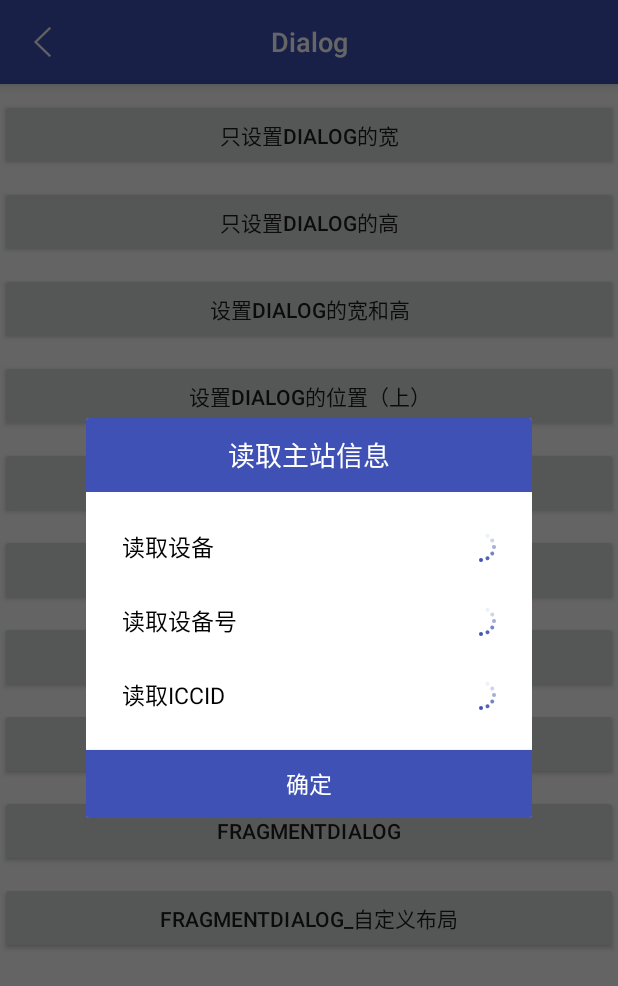
After one commit to fengliang1992/AndroidLibs, an Android app: the fragment FragmentDlg2 placed in its activity, on a phone screen of 412 x 824 dp. The commit adds this screen. Shown: the top 986 px of the screen. Run offline under Robolectric (Android 15) with nearby library versions, the phone set to English and light mode, and no system bars; our stand-ins replace ButterKnife.

Commit message:
增加FragmentDialog

```diff
--- a/app/src/main/java/com/fltry/androidlibs/utils/Dialog/DialogUtli.java
+++ b/app/src/main/java/com/fltry/androidlibs/utils/Dialog/DialogUtli.java
@@ -2,6 +2,7 @@ package com.fltry.androidlibs.utils.Dialog;
 
 import android.app.Dialog;
 import android.content.Context;
+import android.support.v4.app.DialogFragment;
 import android.util.DisplayMetrics;
 import android.view.Window;
 import android.view.WindowManager;
@@ -28,6 +29,7 @@ public class DialogUtli {
         p.height = (int) (dm.heightPixels * heightRatio);
         dialog.getWindow().setAttributes(p);
     }
+
 
     /**
      * 设置Dialog的宽高的比例
@@ -57,6 +59,32 @@ public class DialogUtli {
     }
 
     /**
+     * 设置DialogFragment的宽高的比例
+     */
+    public static void dialogSize(DialogFragment dialog, double widthRatio, double heightRatio) {
+        dialogWindow = dialog.getDialog().getWindow();
+        dialogWindow.getWindowManager().getDefaultDisplay().getMetrics(dm);
+        p = dialogWindow.getAttributes(); // 获取对话框当前的参数值;
+        p.width = (int) (dm.widthPixels * widthRatio);
+        p.height = (int) (dm.heightPixels * heightRatio);
+        dialog.getDialog().getWindow().setAttributes(p);
+    }
+    /**
+     * 设置DialogFragment的宽或高的比例
+     */
+    public static void dialogSize(DialogFragment dialog, double ratio, String widthOrHeight) {
+        dialogWindow = dialog.getDialog().getWindow();
+        dialogWindow.getWindowManager().getDefaultDisplay().getMetrics(dm);
+        p = dialogWindow.getAttributes(); // 获取对话框当前的参数值;
+        if (widthOrHeight.equals("width")) {
+            p.width = (int) (dm.widthPixels * ratio);
+        } else if (widthOrHeight.equals("height")) {
+            p.height = (int) (dm.heightPixels * ratio);
+        }
+        dialog.getDialog().getWindow().setAttributes(p);
+    }
+
+    /**
      * LEFT,p.x表示相对左边的偏移,负值忽略. RIGHT时,p.x表示相对右边的偏移,负值忽略. TOP时,p.y表示相对上边的偏移,负值忽略.
      * BOTTOM,p.y表示相对下边的偏移,负值忽略
      */
--- /dev/null
+++ b/app/src/main/java/com/fltry/androidlibs/utils/Dialog/FragmentDlg2.java
@@ -0,0 +1,82 @@
+package com.fltry.androidlibs.utils.Dialog;
+
+import android.os.Bundle;
+import android.support.annotation.Nullable;
+import android.support.v4.app.DialogFragment;
+import android.view.LayoutInflater;
+import android.view.View;
+import android.view.ViewGroup;
+import android.widget.Button;
+import android.widget.LinearLayout;
+
+import com.fltry.androidlibs.R;
+
+import java.util.ArrayList;
+
+import butterknife.BindView;
+import butterknife.ButterKnife;
+import butterknife.Unbinder;
+
+/**
+ * Created by tol on 2018-06-19.
+ * 按步骤加载
+ */
+
+public class FragmentDlg2 extends DialogFragment {
+
+
+    Unbinder unbinder;
+    @BindView(R.id.dlg_terminal_read_1)
+    LinearLayout dlgTerminalRead1;
+    @BindView(R.id.dlg_terminal_read_3)
+    Button dlgTerminalRead3;
+
+    ArrayList<View> views;
+    public static String[] titles = {"读取设备", "读取设备号", "读取ICCID"};
+
+    @Nullable
+    @Override
+    public View onCreateView(LayoutInflater inflater, @Nullable ViewGroup container, @Nullable Bundle savedInstanceState) {
+        View view = View.inflate(getContext(), R.layout.dlg_fragment, null);
+        unbinder = ButterKnife.bind(this, view);
+        initView();
+        return view;
+    }
+
+    private void initView() {
+        views = new ArrayList<>();
+        for (int i = 0; i < titles.length; i++) {
+            LoadLinearLayout layout = new LoadLinearLayout(getContext());
+            layout.setTitile(titles[i]);
+            views.add(layout);
+            dlgTerminalRead1.addView(layout);
+        }
+
+        dlgTerminalRead3.setOnClickListener(new View.OnClickListener() {
+            @Override
+            public void onClick(View v) {
+                dismiss();
+            }
+        });
+    }
+
+    public void setStep(int step, int state) {
+        LoadLinearLayout loadLayout = (LoadLinearLayout) views.get(step);
+        loadLayout.setReadState(state);
+    }
+
+    @Override
+    public void onStart() {
+        super.onStart();
+        DialogUtli.dialogSize(this, 0.8, "width");
+        for (int i = 0; i < titles.length; i++) {
+            setStep(i, LoadLinearLayout.STATE_INIT);
+        }
+    }
+
+    @Override
+    public void onDestroyView() {
+        super.onDestroyView();
+        unbinder.unbind();
+    }
+}
--- /dev/null
+++ b/app/src/main/java/com/fltry/androidlibs/utils/Dialog/LoadLinearLayout.java
@@ -0,0 +1,78 @@
+package com.fltry.androidlibs.utils.Dialog;
+
+import android.content.Context;
+import android.graphics.Color;
+import android.support.annotation.Nullable;
+import android.util.AttributeSet;
+import android.view.LayoutInflater;
+import android.view.View;
+import android.widget.LinearLayout;
+import android.widget.TextView;
+
+import com.fltry.androidlibs.R;
+import com.github.ybq.android.spinkit.SpinKitView;
+
+import butterknife.BindView;
+import butterknife.ButterKnife;
+
+/**
+ * Created by tol on 2018-04-18.
+ */
+
+public class LoadLinearLayout extends LinearLayout {
+    private Context mContext;
+    @BindView(R.id.view_load_layout_tv1)
+    TextView titleTv;
+    @BindView(R.id.view_load_layout_tv2)
+    TextView result;
+    @BindView(R.id.view_load_layout_sv2)
+    SpinKitView loading;
+
+    public static final int STATE_INIT = 0;
+    public static final int STATE_SUCCEED = 1;
+    public static final int STATE_FAILED = 2;
+
+    public LoadLinearLayout(Context context) {
+        super(context);
+        initView(context);
+    }
+
+    public LoadLinearLayout(Context context, @Nullable AttributeSet attrs) {
+        super(context, attrs);
+        initView(context);
+    }
+
+    public LoadLinearLayout(Context context, @Nullable AttributeSet attrs, int defStyleAttr) {
+        super(context, attrs, defStyleAttr);
+        initView(context);
+    }
+
+    private void initView(Context context) {
+        this.mContext = context;
+        View view = LayoutInflater.from(mContext).inflate(R.layout.view_load_layout, this, true);
+        ButterKnife.bind(this, view);
+    }
+
+    public void setReadState(int state) {
+        switch (state) {
+            case STATE_INIT:
+                result.setText("");
+                loading.setVisibility(View.VISIBLE);
+                break;
+            case STATE_SUCCEED:
+                result.setText("成功");
+                loading.setVisibility(View.GONE);
+                result.setTextColor(Color.GREEN);
+                break;
+            case STATE_FAILED:
+                result.setText("失败");
+                result.setTextColor(Color.RED);
+                loading.setVisibility(View.GONE);
+                break;
+        }
+    }
+
+    public void setTitile(String title) {
+        titleTv.setText(title);
+    }
+}
--- a/app/src/main/java/com/fltry/androidlibs/view/refresh/RefreshActivity.java
+++ b/app/src/main/java/com/fltry/androidlibs/view/refresh/RefreshActivity.java
@@ -4,11 +4,8 @@ import android.os.Bundle;
 import android.os.Handler;
 import android.os.Message;
 import android.support.v4.widget.SwipeRefreshLayout;
-import android.support.v7.widget.DefaultItemAnimator;
-import android.support.v7.widget.LinearLayoutManager;
 import android.support.v7.widget.RecyclerView;
 import android.view.View;
-import android.view.ViewGroup;
 import android.widget.ArrayAdapter;
 import android.widget.ListView;
 import android.widget.TextView;
--- a/app/src/main/res/layout/activity_dialog.xml
+++ b/app/src/main/res/layout/activity_dialog.xml
@@ -70,6 +70,20 @@
                 android:layout_height="wrap_content"
                 android:layout_marginTop="10dp"
                 android:text="多种加载中动效" />
+
+            <Button
+                android:id="@+id/dlg_btn9"
+                android:layout_width="match_parent"
+                android:layout_height="wrap_content"
+                android:layout_marginTop="10dp"
+                android:text="FragmentDialog" />
+
+            <Button
+                android:id="@+id/dlg_btn10"
+                android:layout_width="match_parent"
+                android:layout_height="wrap_content"
+                android:layout_marginTop="10dp"
+                android:text="FragmentDialog_自定义布局" />
         </LinearLayout>
 
     </ScrollView>
--- /dev/null
+++ b/app/src/main/res/layout/dlg_fragment.xml
@@ -0,0 +1,32 @@
+<?xml version="1.0" encoding="utf-8"?>
+<LinearLayout xmlns:android="http://schemas.android.com/apk/res/android"
+    android:layout_width="match_parent"
+    android:layout_height="match_parent"
+    android:orientation="vertical">
+
+    <TextView
+        android:layout_width="match_parent"
+        android:layout_height="49dp"
+        android:layout_marginBottom="12dp"
+        android:background="@color/colorPrimary"
+        android:gravity="center"
+        android:text="读取主站信息"
+        android:textColor="#ffffff"
+        android:textSize="18sp" />
+
+    <LinearLayout
+        android:id="@+id/dlg_terminal_read_1"
+        android:layout_width="match_parent"
+        android:layout_height="wrap_content"
+        android:orientation="vertical" />
+
+    <Button
+        android:id="@+id/dlg_terminal_read_3"
+        android:layout_width="match_parent"
+        android:layout_height="45dp"
+        android:layout_marginTop="12dp"
+        android:background="@color/colorPrimary"
+        android:text="确定"
+        android:textColor="#ffffff"
+        android:textSize="15sp" />
+</LinearLayout>
--- /dev/null
+++ b/app/src/main/res/layout/view_load_layout.xml
@@ -0,0 +1,35 @@
+<?xml version="1.0" encoding="utf-8"?>
+<LinearLayout xmlns:android="http://schemas.android.com/apk/res/android"
+    xmlns:custom="http://schemas.android.com/apk/res-auto"
+    android:layout_width="match_parent"
+    android:layout_height="49dp"
+    android:gravity="center_vertical"
+    android:orientation="horizontal"
+    android:paddingLeft="12dp"
+    android:paddingRight="12dp">
+
+    <TextView
+        android:id="@+id/view_load_layout_tv1"
+        style="@style/DialogTerminalStyle"
+        android:text="" />
+
+    <RelativeLayout
+        android:layout_width="wrap_content"
+        android:layout_height="wrap_content"
+        android:gravity="center"
+        android:layout_marginRight="12dp">
+
+        <TextView
+            android:id="@+id/view_load_layout_tv2"
+            android:layout_width="wrap_content"
+            android:layout_height="wrap_content"
+            android:textSize="13sp" />
+
+        <com.github.ybq.android.spinkit.SpinKitView
+            android:id="@+id/view_load_layout_sv2"
+            android:layout_width="20dp"
+            android:layout_height="20dp"
+            custom:SpinKit_Color="@color/colorPrimary"
+            custom:SpinKit_Style="FadingCircle" />
+    </RelativeLayout>
+</LinearLayout>
--- a/app/src/main/res/values/view_style.xml
+++ b/app/src/main/res/values/view_style.xml
@@ -9,4 +9,15 @@
         <item name="android:layout_height">wrap_content</item>
         <item name="android:hint">输入内容啊</item>
     </style>
+
+    <style name="DialogTerminalStyle">
+        <item name="android:layout_width">0dp</item>
+        <item name="android:layout_height">match_parent</item>
+        <item name="android:layout_weight">1</item>
+        <item name="android:gravity">center_vertical</item>
+        <item name="android:paddingLeft">12dp</item>
+        <item name="android:paddingRight">12dp</item>
+        <item name="android:textColor">@android:color/black</item>
+        <item name=" android:textSize">15sp</item>
+    </style>
 </resources>
```
Also changed, not shown: app/src/main/java/com/fltry/androidlibs/utils/Dialog/DialogActivity.java (+46 -1 lines), app/src/main/java/com/fltry/androidlibs/utils/Dialog/FragmentDlg.java (added, +25 -0 lines).
